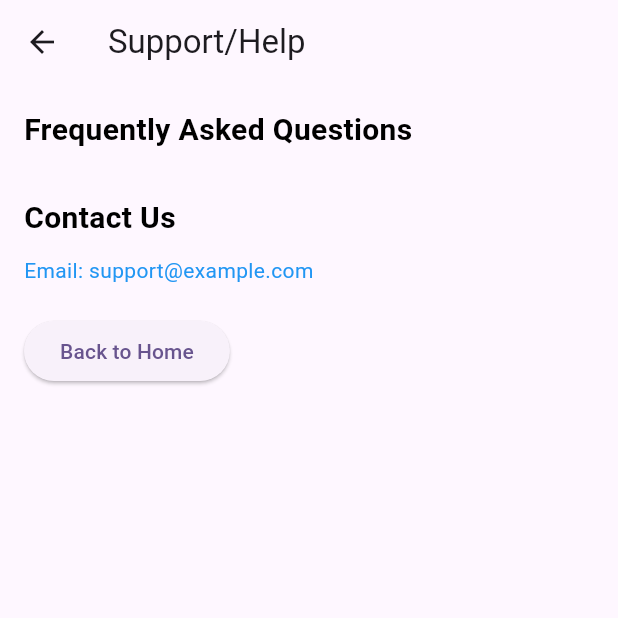
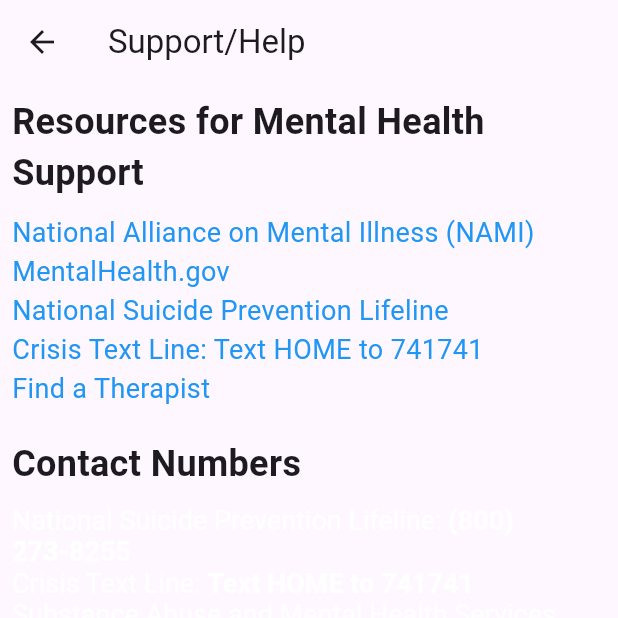
Before and after one commit to nahomfik/SafeSpace, a Flutter app: the SupportHelpScreen screen opened directly, on a phone screen of 412 x 824 dp, the top half of it. Run offline on Flutter 3.47's test engine with Material 3 defaults, Android fonts, the phone set to English and light mode, and no system bars.

Commit message:
text for support_help_screen

```diff
--- a/lib/support_help_screen.dart
+++ b/lib/support_help_screen.dart
@@ -18,50 +18,41 @@ class _SupportHelpScreenState extends State<SupportHelpScreen> {
         title: const Text('Support/Help'),
       ),
       body: Padding(
-        padding: const EdgeInsets.all(16.0),
+        padding: const EdgeInsets.all(8.0),
+        child: SingleChildScrollView(
           child: Column(
             crossAxisAlignment: CrossAxisAlignment.start,
-          children: [
-            Text(
-              'Frequently Asked Questions',
-              style: TextStyle(
-                fontSize: 20,
-                fontWeight: FontWeight.bold,
-                color: isDarkMode ? Colors.white : Colors.black,
-              ),
+            children: <Widget>[
+              const Text(
+                'Resources for Mental Health Support',
+                style: TextStyle(fontSize: 24, fontWeight: FontWeight.bold),
               ),
               const SizedBox(height: 10),
-            // ... (Add FAQ items here, similar to the HTML structure)
+              _buildLink('National Alliance on Mental Illness (NAMI)', 'https://www.nami.org', fontSize: 18),
+              _buildLink('MentalHealth.gov', 'https://www.mentalhealth.gov', fontSize: 18),
+              _buildLink('National Suicide Prevention Lifeline', 'https://www.suicidepreventionlifeline.org', fontSize: 18),
+              _buildLink('Crisis Text Line: Text HOME to 741741','https://www.crisistextline.org', fontSize: 18),
+              _buildLink('Find a Therapist', 'https://www.therapistlocator.com', fontSize: 18),
               const SizedBox(height: 20),
-            Text(
-              'Contact Us',
-              style: TextStyle(
-                fontSize: 20,
-                fontWeight: FontWeight.bold,
-                color: isDarkMode ? Colors.white : Colors.black,
-              ),
+              const Text(
+                'Contact Numbers',
+                style: TextStyle(fontSize: 24, fontWeight: FontWeight.bold),
               ),
               const SizedBox(height: 10),
-            InkWell(
-              onTap: () => launchUrl(Uri.parse('mailto:support@example.com')),
-              child: Text(
-                'Email: support@example.com',
-                style: TextStyle(
-                  color: isDarkMode ? Colors.blue : Colors.blue,
+              RichText(text: const TextSpan(children: [TextSpan(text: 'National Suicide Prevention Lifeline: ', style: TextStyle(fontSize: 18)), TextSpan(text: '(800) 273-8255', style: TextStyle(fontWeight: FontWeight.bold, fontSize: 18))])),
+              RichText(text: const TextSpan(children: [TextSpan(text: 'Crisis Text Line: ', style: TextStyle(fontSize: 18)), TextSpan(text: 'Text HOME to 741741', style: TextStyle(fontWeight: FontWeight.bold, fontSize: 18))])),
+              RichText(text: const TextSpan(children: [TextSpan(text: 'Substance Abuse and Mental Health Services Administration (SAMHSA): ', style: TextStyle(fontSize: 18)), TextSpan(text: '(800) 662-HELP (4357)', style: TextStyle(fontWeight: FontWeight.bold, fontSize: 18))])),
+            ],
           ),
-              ),
-            ),
-            // ... (Add other contact information)
-            const SizedBox(height: 20),
-            ElevatedButton(
-              onPressed: () {
-                Navigator.pop(context);
-              },
-              child: const Text('Back to Home'),
-            ),
-          ],
         ),
       ),
     );
   }
+
+  Widget _buildLink(String text, String url, {double fontSize = 16}) {
+    return InkWell(
+      onTap: () => launchUrl(Uri.parse(url)),
+      child: Text(text, style: TextStyle(color: Colors.blue, fontSize: fontSize)),
+    );
   }
+}
```
Lines whose indentation alone changed are shown as unchanged.
